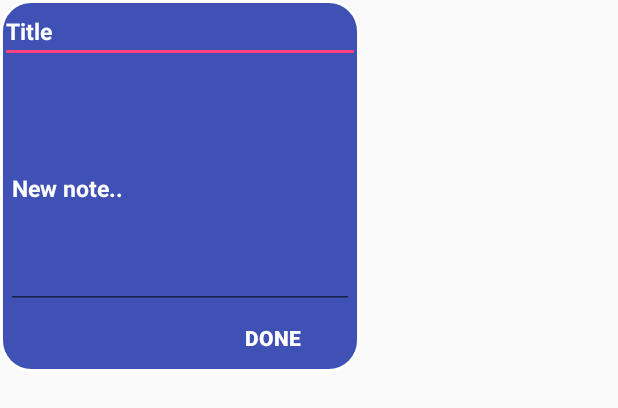
After one commit to gom3az-zz/Note-App, an Android app: the layout custom_dialog.xml on its own in the app's theme, with its tools: preview values and no code run, on a phone screen of 412 x 824 dp. The commit adds this screen. Shown: the top 408 px of the screen. Run offline under Robolectric (Android 15) with nearby library versions, the phone set to English and light mode, and no system bars.

Commit message:
added fap and dialog to add notes

```diff
--- a/app/build.gradle
+++ b/app/build.gradle
@@ -31,5 +31,6 @@ dependencies {
 
     //setting up butterknife
     implementation 'com.jakewharton:butterknife:8.8.1'
+    implementation 'com.android.support:design:27.1.1'
     annotationProcessor 'com.jakewharton:butterknife-compiler:8.8.1'
 }
--- a/app/src/main/java/com/example/mg/todo/data/model/DataModel.java
+++ b/app/src/main/java/com/example/mg/todo/data/model/DataModel.java
@@ -7,8 +7,9 @@ public class DataModel implements Parcelable {
     private String mText;
     private String mDescription;
 
-    public DataModel(String text ) {
+    public DataModel(String text , String description) {
         this.mText = text;
+        this.mDescription = description;
     }
 
     protected DataModel(Parcel in) {
--- a/app/src/main/java/com/example/mg/todo/ui/contract/ITodoContract.java
+++ b/app/src/main/java/com/example/mg/todo/ui/contract/ITodoContract.java
@@ -1,6 +1,4 @@
 package com.example.mg.todo.ui.contract;
-
-import android.view.KeyEvent;
 
 import com.example.mg.todo.data.model.DataModel;
 
@@ -15,7 +13,9 @@ public interface ITodoContract {
 
         boolean onItemLongClick(int position);
 
-        boolean onKey(int keyCode, KeyEvent event);
+        void openDialog();
+
+        void addNote(DataModel newNote);
 
         void updateRecyclerViewData(List<DataModel> newData);
     }
--- a/app/src/main/java/com/example/mg/todo/utils/NotesRecyclerViewAdapter.java
+++ b/app/src/main/java/com/example/mg/todo/utils/NotesRecyclerViewAdapter.java
@@ -57,6 +57,7 @@ public class NotesRecyclerViewAdapter
         });
 
         holder.textTitle.setText(mValues.get(position).getText());
+        holder.textDetails.setText(mValues.get(position).getDescription());
     }
 
     @Override
--- /dev/null
+++ b/app/src/main/res/drawable/curvy_dialog.xml
@@ -0,0 +1,16 @@
+<?xml version="1.0" encoding="utf-8"?>
+<shape xmlns:android="http://schemas.android.com/apk/res/android" >
+
+    <solid android:color="@color/colorPrimary" />
+
+    <stroke
+        android:width="2dp"
+        android:color="#ffffff" />
+
+    <corners
+        android:bottomLeftRadius="20dp"
+        android:bottomRightRadius="20dp"
+        android:topLeftRadius="20dp"
+        android:topRightRadius="20dp" />
+
+</shape>
--- /dev/null
+++ b/app/src/main/res/layout/custom_dialog.xml
@@ -0,0 +1,42 @@
+<?xml version="1.0" encoding="utf-8"?>
+<LinearLayout xmlns:android="http://schemas.android.com/apk/res/android"
+    android:layout_width="240dp"
+    android:layout_height="wrap_content"
+    android:background="@drawable/curvy_dialog"
+    android:orientation="vertical">
+
+    <EditText
+        android:id="@+id/edit_text_title"
+        android:layout_width="fill_parent"
+        android:layout_height="wrap_content"
+        android:hint="@string/hint_new_note_title"
+        android:textColor="@android:color/white"
+        android:textColorHint="@android:color/white"
+        android:textSize="15sp"
+        android:textStyle="bold" />
+
+    <EditText
+        android:id="@+id/edit_text_description"
+        android:layout_width="match_parent"
+        android:layout_height="160dp"
+        android:layout_margin="4dp"
+        android:hint="@string/hint_new_note"
+        android:textColor="@android:color/white"
+        android:textColorHint="@android:color/white"
+        android:textSize="15sp"
+        android:textStyle="bold" />
+
+    <Button
+        android:id="@+id/btn_done"
+        android:layout_width="100dp"
+        android:layout_height="30dp"
+        android:layout_gravity="end"
+        android:layout_marginEnd="8dp"
+        android:layout_marginBottom="8dp"
+        android:background="@android:color/transparent"
+        android:text="@string/btn_done"
+        android:textColor="@android:color/white"
+        android:textStyle="bold" />
+
+
+</LinearLayout>
--- a/app/src/main/res/values/colors.xml
+++ b/app/src/main/res/values/colors.xml
@@ -1,6 +1,7 @@
 <?xml version="1.0" encoding="utf-8"?>
 <resources>
-    <color name="colorPrimary">#3F51B5</color>
+    <color name="colorPrimary">#3f51b5</color>
     <color name="colorPrimaryDark">#303F9F</color>
     <color name="colorAccent">#FF4081</color>
+    <color name="dialog_main">#8892dc</color>
 </resources>
--- a/app/src/main/res/values/strings.xml
+++ b/app/src/main/res/values/strings.xml
@@ -1,3 +1,7 @@
 <resources>
     <string name="app_name">todo</string>
+    <string name="hint_add_note">add note!</string>
+    <string name="hint_new_note">New note..</string>
+    <string name="hint_new_note_title">Title</string>
+    <string name="btn_done">Done</string>
 </resources>
```
Also changed, not shown: app/src/main/java/com/example/mg/todo/data/DataProvider.java (+10 -11 lines), app/src/main/java/com/example/mg/todo/ui/MainActivity.java (+18 -17 lines), app/src/main/java/com/example/mg/todo/ui/presenter/TodoPresenter.java (+20 -20 lines), app/src/main/java/com/example/mg/todo/utils/NoteDialog.java (added, +69 -0 lines), app/src/main/res/layout/activity_main.xml (+14 -11 lines).
